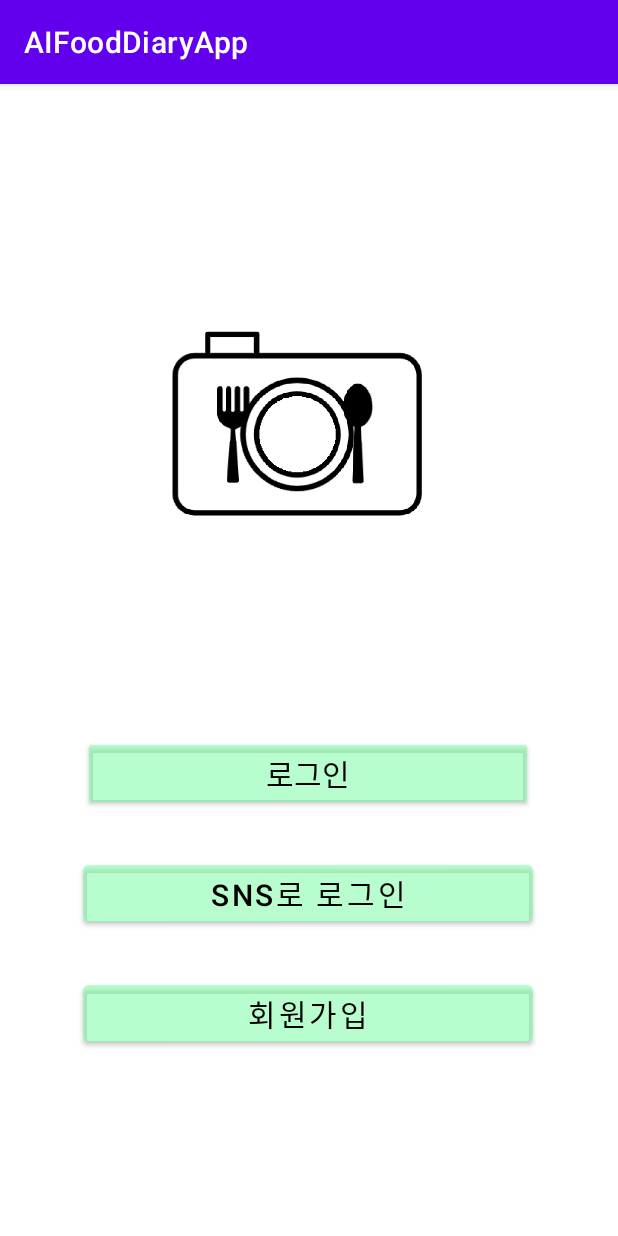
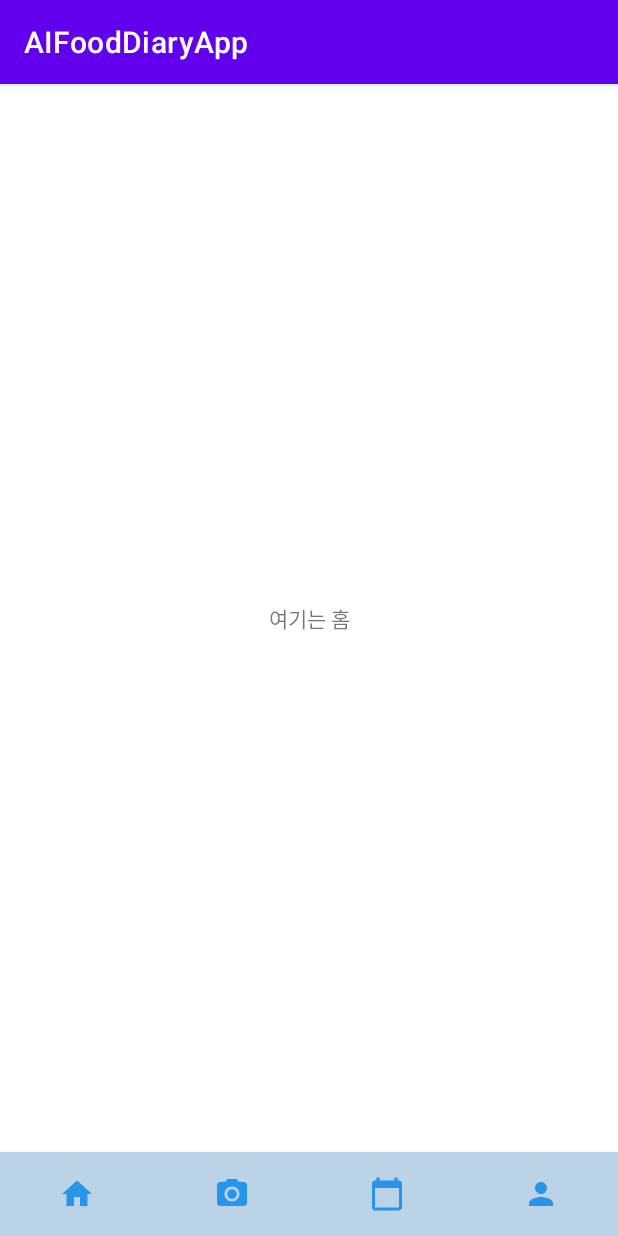
Before and after one commit to YangJJHH/DingDong, an Android app: the screen it shows after launch (FirstActivity before the commit, HomeActivity after it), on a phone screen of 412 x 824 dp. Run offline under Robolectric (Android 15) with nearby library versions, the phone set to English and light mode, and no system bars.

Commit message:
하단바와 하단바 메뉴 프래그먼트 작성

```diff
--- a/App/AIFoodDiary/app/build.gradle
+++ b/App/AIFoodDiary/app/build.gradle
@@ -34,6 +34,7 @@ dependencies {
     implementation 'com.google.android.material:material:1.4.0'
     implementation 'androidx.constraintlayout:constraintlayout:2.1.0'
     implementation 'com.android.volley:volley:1.1.1'
+    implementation 'com.google.android.material:material:1.0.0'
     testImplementation 'junit:junit:4.+'
     androidTestImplementation 'androidx.test.ext:junit:1.1.3'
     androidTestImplementation 'androidx.test.espresso:espresso-core:3.4.0'
--- /dev/null
+++ b/App/AIFoodDiary/app/src/main/java/com/cookandroid/aifooddiaryapp/Frag_Camera.java
@@ -0,0 +1,22 @@
+package com.cookandroid.aifooddiaryapp;
+
+import android.os.Bundle;
+import android.view.LayoutInflater;
+import android.view.View;
+import android.view.ViewGroup;
+
+import androidx.annotation.NonNull;
+import androidx.annotation.Nullable;
+import androidx.fragment.app.Fragment;
+
+public class Frag_Camera extends Fragment {
+    private View view;
+
+    @Nullable
+    @Override
+    public View onCreateView(@NonNull LayoutInflater inflater, @Nullable ViewGroup container, @Nullable Bundle savedInstanceState) {
+        view = inflater.inflate(R.layout.frag_camera, container, false);
+
+        return view;
+    }
+}
--- /dev/null
+++ b/App/AIFoodDiary/app/src/main/java/com/cookandroid/aifooddiaryapp/Frag_FoodCalendar.java
@@ -0,0 +1,22 @@
+package com.cookandroid.aifooddiaryapp;
+
+import android.os.Bundle;
+import android.view.LayoutInflater;
+import android.view.View;
+import android.view.ViewGroup;
+
+import androidx.annotation.NonNull;
+import androidx.annotation.Nullable;
+import androidx.fragment.app.Fragment;
+
+public class Frag_FoodCalendar extends Fragment {
+    private View view;
+
+    @Nullable
+    @Override
+    public View onCreateView(@NonNull LayoutInflater inflater, @Nullable ViewGroup container, @Nullable Bundle savedInstanceState) {
+        view = inflater.inflate(R.layout.frag_foodcalendar, container, false);
+
+        return view;
+    }
+}
--- /dev/null
+++ b/App/AIFoodDiary/app/src/main/java/com/cookandroid/aifooddiaryapp/Frag_Home.java
@@ -0,0 +1,22 @@
+package com.cookandroid.aifooddiaryapp;
+
+import android.os.Bundle;
+import android.view.LayoutInflater;
+import android.view.View;
+import android.view.ViewGroup;
+
+import androidx.annotation.NonNull;
+import androidx.annotation.Nullable;
+import androidx.fragment.app.Fragment;
+
+public class Frag_Home extends Fragment {
+    private View view;
+
+    @Nullable
+    @Override
+    public View onCreateView(@NonNull LayoutInflater inflater, @Nullable ViewGroup container, @Nullable Bundle savedInstanceState) {
+        view = inflater.inflate(R.layout.frag_home, container, false);
+
+        return view;
+    }
+}
--- /dev/null
+++ b/App/AIFoodDiary/app/src/main/java/com/cookandroid/aifooddiaryapp/Frag_Mypage.java
@@ -0,0 +1,22 @@
+package com.cookandroid.aifooddiaryapp;
+
+import android.os.Bundle;
+import android.view.LayoutInflater;
+import android.view.View;
+import android.view.ViewGroup;
+
+import androidx.annotation.NonNull;
+import androidx.annotation.Nullable;
+import androidx.fragment.app.Fragment;
+
+public class Frag_Mypage extends Fragment {
+    private View view;
+
+    @Nullable
+    @Override
+    public View onCreateView(@NonNull LayoutInflater inflater, @Nullable ViewGroup container, @Nullable Bundle savedInstanceState) {
+        view = inflater.inflate(R.layout.frag_mypage, container, false);
+
+        return view;
+    }
+}
--- a/App/AIFoodDiary/app/src/main/java/com/cookandroid/aifooddiaryapp/HomeActivity.java
+++ b/App/AIFoodDiary/app/src/main/java/com/cookandroid/aifooddiaryapp/HomeActivity.java
@@ -1,14 +1,90 @@
 package com.cookandroid.aifooddiaryapp;
 
+import androidx.annotation.NonNull;
 import androidx.appcompat.app.AppCompatActivity;
+import androidx.fragment.app.FragmentManager;
+import androidx.fragment.app.FragmentTransaction;
 
 import android.os.Bundle;
+import android.view.MenuItem;
+
+import com.google.android.material.bottomnavigation.BottomNavigationView;
 
 public class HomeActivity extends AppCompatActivity {
+    // 하단바 변수 선언
+    private BottomNavigationView bottomNavigationView;
+
+    // 프래그먼트 매니저와 트랜잭션 변수 선언
+    private FragmentManager fm;
+    private FragmentTransaction ft;
+
+    // 프래그먼트 변수 선언
+    private Frag_Home frag_home;
+    private Frag_FoodCalendar frag_foodcalendar;
+    private Frag_Camera frag_camera;
+    private Frag_Mypage frag_mypage;
 
     @Override
     protected void onCreate(Bundle savedInstanceState) {
         super.onCreate(savedInstanceState);
         setContentView(R.layout.activity_home);
+
+        // 위젯 변수와 위젯 id 연결
+        bottomNavigationView = findViewById(R.id.bottomNavi);
+
+        bottomNavigationView.setOnNavigationItemSelectedListener(new BottomNavigationView.OnNavigationItemSelectedListener() {
+            @Override
+            public boolean onNavigationItemSelected(@NonNull MenuItem item) {
+                switch(item.getItemId()) {
+                    case R.id.action_home:
+                        setFrag(0);
+                        break;
+                    case R.id.action_camera:
+                        setFrag(1);
+                        break;
+                    case R.id.action_foodcalendar:
+                        setFrag(2);
+                        break;
+                    case R.id.action_mypage:
+                        setFrag(3);
+                        break;
+                }
+                return false;
+            }
+        });
+
+        // 프래그먼트 생성
+        frag_home = new Frag_Home();
+        frag_foodcalendar = new Frag_FoodCalendar();
+        frag_camera = new Frag_Camera();
+        frag_mypage =  new Frag_Mypage();
+
+        // 초기 표시 화면을 홈화면으로 하기 위해 매개변수 0을 줌
+        setFrag(0);
+    }
+
+    // 프래그먼트 교체가 일어나는 함수 setFrag()
+    private void setFrag(int n) {
+        fm = getSupportFragmentManager();
+        ft = fm.beginTransaction();
+
+        switch (n) {
+            case 0:
+                ft.replace(R.id.main_frame, frag_home);
+                ft.commit();
+                break;
+            case 1:
+                ft.replace(R.id.main_frame, frag_camera);
+                ft.commit();
+                break;
+            case 2:
+                ft.replace(R.id.main_frame, frag_foodcalendar);
+                ft.commit();
+                break;
+            case 3:
+                ft.replace(R.id.main_frame, frag_mypage);
+                ft.commit();
+                break;
+        }
     }
 }
--- /dev/null
+++ b/App/AIFoodDiary/app/src/main/res/drawable/ic_calendar_24.xml
@@ -0,0 +1,10 @@
+<vector xmlns:android="http://schemas.android.com/apk/res/android"
+    android:width="24dp"
+    android:height="24dp"
+    android:viewportWidth="24"
+    android:viewportHeight="24"
+    android:tint="?attr/colorControlNormal">
+  <path
+      android:fillColor="@android:color/white"
+      android:pathData="M20,3h-1L19,1h-2v2L7,3L7,1L5,1v2L4,3c-1.1,0 -2,0.9 -2,2v16c0,1.1 0.9,2 2,2h16c1.1,0 2,-0.9 2,-2L22,5c0,-1.1 -0.9,-2 -2,-2zM20,21L4,21L4,8h16v13z"/>
+</vector>
--- /dev/null
+++ b/App/AIFoodDiary/app/src/main/res/drawable/ic_camera_24.xml
@@ -0,0 +1,13 @@
+<vector xmlns:android="http://schemas.android.com/apk/res/android"
+    android:width="24dp"
+    android:height="24dp"
+    android:viewportWidth="24"
+    android:viewportHeight="24"
+    android:tint="?attr/colorControlNormal">
+  <path
+      android:fillColor="@android:color/white"
+      android:pathData="M12,12m-3.2,0a3.2,3.2 0,1 1,6.4 0a3.2,3.2 0,1 1,-6.4 0"/>
+  <path
+      android:fillColor="@android:color/white"
+      android:pathData="M9,2L7.17,4L4,4c-1.1,0 -2,0.9 -2,2v12c0,1.1 0.9,2 2,2h16c1.1,0 2,-0.9 2,-2L22,6c0,-1.1 -0.9,-2 -2,-2h-3.17L15,2L9,2zM12,17c-2.76,0 -5,-2.24 -5,-5s2.24,-5 5,-5 5,2.24 5,5 -2.24,5 -5,5z"/>
+</vector>
--- /dev/null
+++ b/App/AIFoodDiary/app/src/main/res/drawable/ic_home_24.xml
@@ -0,0 +1,10 @@
+<vector xmlns:android="http://schemas.android.com/apk/res/android"
+    android:width="24dp"
+    android:height="24dp"
+    android:viewportWidth="24"
+    android:viewportHeight="24"
+    android:tint="?attr/colorControlNormal">
+  <path
+      android:fillColor="@android:color/white"
+      android:pathData="M10,20v-6h4v6h5v-8h3L12,3 2,12h3v8z"/>
+</vector>
--- /dev/null
+++ b/App/AIFoodDiary/app/src/main/res/drawable/ic_mypage_24.xml
@@ -0,0 +1,10 @@
+<vector xmlns:android="http://schemas.android.com/apk/res/android"
+    android:width="24dp"
+    android:height="24dp"
+    android:viewportWidth="24"
+    android:viewportHeight="24"
+    android:tint="?attr/colorControlNormal">
+  <path
+      android:fillColor="@android:color/white"
+      android:pathData="M12,12c2.21,0 4,-1.79 4,-4s-1.79,-4 -4,-4 -4,1.79 -4,4 1.79,4 4,4zM12,14c-2.67,0 -8,1.34 -8,4v2h16v-2c0,-2.66 -5.33,-4 -8,-4z"/>
+</vector>
--- a/App/AIFoodDiary/app/src/main/res/layout/activity_home.xml
+++ b/App/AIFoodDiary/app/src/main/res/layout/activity_home.xml
@@ -6,13 +6,27 @@
     android:layout_height="match_parent"
     tools:context=".HomeActivity">
 
-    <TextView
-        android:id="@+id/textView"
-        android:layout_width="wrap_content"
+    <com.google.android.material.bottomnavigation.BottomNavigationView
+        android:id="@+id/bottomNavi"
+        android:layout_width="match_parent"
         android:layout_height="wrap_content"
-        android:text="로그인 성공!! 축하합니다."
+        android:background="#BBD3E6"
+        app:itemIconTint="#2695EA"
+        app:itemTextColor="#2695EA"
         app:layout_constraintBottom_toBottomOf="parent"
+        app:menu="@menu/bottom_menu"
+        app:labelVisibilityMode="unlabeled"/>
+
+    <FrameLayout
+        android:id="@+id/main_frame"
+        android:layout_width="match_parent"
+        android:layout_height="0dp"
+        app:layout_constraintBottom_toTopOf="@+id/bottomNavi"
         app:layout_constraintEnd_toEndOf="parent"
+        app:layout_constraintHorizontal_bias="0.0"
         app:layout_constraintStart_toStartOf="parent"
-        app:layout_constraintTop_toTopOf="parent" />
+        app:layout_constraintTop_toTopOf="parent">
+
+    </FrameLayout>
+
 </androidx.constraintlayout.widget.ConstraintLayout>
--- /dev/null
+++ b/App/AIFoodDiary/app/src/main/res/layout/frag_home.xml
@@ -0,0 +1,18 @@
+<?xml version="1.0" encoding="utf-8"?>
+<androidx.constraintlayout.widget.ConstraintLayout
+    xmlns:android="http://schemas.android.com/apk/res/android"
+    xmlns:app="http://schemas.android.com/apk/res-auto"
+    xmlns:tools="http://schemas.android.com/tools"
+    android:layout_width="match_parent"
+    android:layout_height="match_parent">
+
+    <TextView
+        android:id="@+id/textView"
+        android:layout_width="wrap_content"
+        android:layout_height="wrap_content"
+        android:text="여기는 홈"
+        app:layout_constraintBottom_toBottomOf="parent"
+        app:layout_constraintEnd_toEndOf="parent"
+        app:layout_constraintStart_toStartOf="parent"
+        app:layout_constraintTop_toTopOf="parent" />
+</androidx.constraintlayout.widget.ConstraintLayout>
--- /dev/null
+++ b/App/AIFoodDiary/app/src/main/res/menu/bottom_menu.xml
@@ -0,0 +1,31 @@
+<?xml version="1.0" encoding="utf-8"?>
+<menu xmlns:android="http://schemas.android.com/apk/res/android"
+    xmlns:app="http://schemas.android.com/apk/res-auto">
+    <item
+        android:id="@+id/action_home"
+        app:showAsAction="always"
+        android:enabled="true"
+        android:icon="@drawable/ic_home_24"
+        android:title="home"/>
+
+    <item
+        android:id="@+id/action_camera"
+        app:showAsAction="always"
+        android:enabled="true"
+        android:icon="@drawable/ic_camera_24"
+        android:title="camera"/>
+
+    <item
+        android:id="@+id/action_foodcalendar"
+        app:showAsAction="always"
+        android:enabled="true"
+        android:icon="@drawable/ic_calendar_24"
+        android:title="foodcalendar"/>
+
+    <item
+        android:id="@+id/action_mypage"
+        app:showAsAction="always"
+        android:enabled="true"
+        android:icon="@drawable/ic_mypage_24"
+        android:title="mypage"/>
+</menu>
```
Also changed, not shown: App/AIFoodDiary/app/src/main/AndroidManifest.xml (+6 -6 lines), App/AIFoodDiary/app/src/main/res/layout/frag_camera.xml (added, +17 -0 lines), App/AIFoodDiary/app/src/main/res/layout/frag_foodcalendar.xml (added, +17 -0 lines), App/AIFoodDiary/app/src/main/res/layout/frag_mypage.xml (added, +17 -0 lines).
